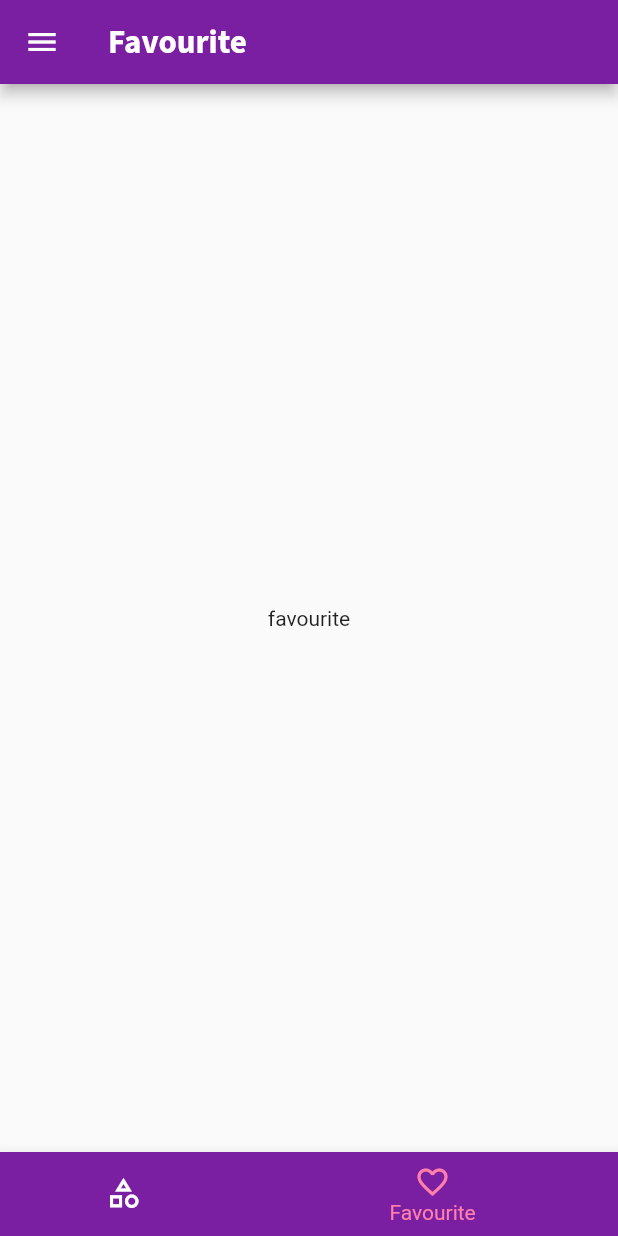
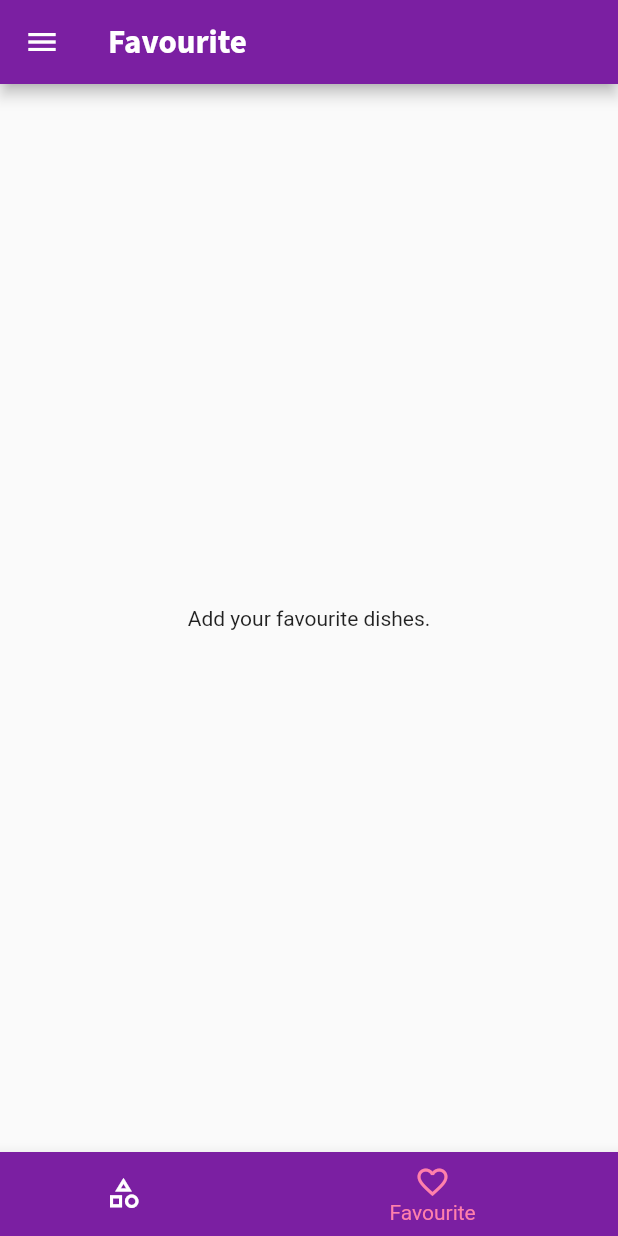
Before and after one commit to azutsavv/meal_app, a Flutter app: the screen it shows after launch, item 2 of the bottom bar chosen, on a phone screen of 412 x 824 dp. Run offline on Flutter 3.47's test engine with Material 2 defaults, Android fonts, the light colour scheme and no system bars; our stand-ins replace google_fonts.

Commit message:
app Completion

```diff
--- a/lib/main.dart
+++ b/lib/main.dart
@@ -20,14 +20,16 @@ class MyApp extends StatefulWidget {
 class _MyAppState extends State<MyApp> {
   // This widget is the root of your application.
 
-  Map<String, bool> _filter= {
-    'gluten': false ,
+  Map<String, bool> _filter = {
+    'gluten': false,
     'lactose': false,
     'vagan': false,
     'vegetarian': false,
   };
 
   List<Meal> _availableMeal = DUMMY_MEALS;
+
+  List<Meal> _favouriteMeal = [];
 
   void _setFilter(Map<String, bool> filterdata) {
     setState(() {
@@ -55,18 +57,38 @@ class _MyAppState extends State<MyApp> {
     });
   }
 
+  void _toogleFavourite(String mealid) {
+    final existingIndex =
+        _favouriteMeal.indexWhere((meal) => meal.id == mealid);
+
+    if (existingIndex >= 0) {
+      setState(() {
+        _favouriteMeal.removeAt(existingIndex);
+      });
+    } else {
+      setState(() {
+        _favouriteMeal.add(DUMMY_MEALS.firstWhere((meal) => meal.id == mealid));
+      });
+    }
+  }
+
+  bool _isFavouriteMeal(String id) {
+    return _favouriteMeal.any((meal) => meal.id == id);
+  }
+
   @override
   Widget build(BuildContext context) {
     return MaterialApp(
       debugShowCheckedModeBanner: false,
       initialRoute: './',
       routes: {
-        './': (context) => TabScreen(),
+        './': (context) => TabScreen(_favouriteMeal),
         FilterScreen.routeName: (context) =>
-            FilterScreen(saveFIlter: _setFilter ),
+            FilterScreen(saveFIlter: _setFilter),
         CategoryMealScreen.routeName: (context) =>
             CategoryMealScreen(_availableMeal),
-        MealDetailDcreen.routeName: (context) => MealDetailDcreen(),
+        MealDetailDcreen.routeName: (context) =>
+            MealDetailDcreen(_toogleFavourite,_isFavouriteMeal),
       },
     );
   }
--- a/lib/screens/catogory_screen_meals.dart
+++ b/lib/screens/catogory_screen_meals.dart
@@ -61,7 +61,7 @@ class _CategoryMealScreenState extends State<CategoryMealScreen> {
                 duration: displayitem[index].duration,
                 affordability: displayitem[index].affordability,
                 complexity: displayitem[index].complexity,
-                removeItem: _removeMeal);
+              );
           },
           itemCount: displayitem.length,
         ),
--- a/lib/screens/favourite_screen.dart
+++ b/lib/screens/favourite_screen.dart
@@ -1,12 +1,32 @@
 import 'package:flutter/material.dart';
 import 'package:flutter/src/widgets/framework.dart';
 import 'package:flutter/src/widgets/placeholder.dart';
+import 'package:meal_app_navigation/models/meal.dart';
+
+import '../widgets/meal_item.dart';
 
 class FavouriteScreen extends StatelessWidget {
-  const FavouriteScreen({super.key});
+  List<Meal> favouriteMeal;
+  FavouriteScreen(this.favouriteMeal);
 
   @override
   Widget build(BuildContext context) {
-    return const Center(child: Text('favourite'),);
+    if (favouriteMeal.isEmpty) {
+      return const Center(
+        child: Text('Add your favourite dishes.'),
+      );
+    } else {
+      return ListView.builder(
+          itemBuilder: (ctx, index) {
+            return MealItem(
+                id: favouriteMeal[index].id,
+                title: favouriteMeal[index].title,
+                imgurl: favouriteMeal[index].imageUrl,
+                duration: favouriteMeal[index].duration,
+                affordability: favouriteMeal[index].affordability,
+                complexity: favouriteMeal[index].complexity);
+          },
+          itemCount: favouriteMeal.length);
+    }
   }
 }
--- a/lib/screens/tabs_screen.dart
+++ b/lib/screens/tabs_screen.dart
@@ -3,21 +3,30 @@ import 'package:meal_app_navigation/fonts/fonts.dart';
 import 'package:meal_app_navigation/screens/category_scree.dart';
 import 'package:meal_app_navigation/screens/favourite_screen.dart';
 import 'package:meal_app_navigation/widgets/main_Drawer.dart';
+import '../models/meal.dart';
 
 class TabScreen extends StatefulWidget {
-  const TabScreen({super.key});
+  TabScreen(this.favouriteMeal);
+  List<Meal>favouriteMeal;
 
   @override
   State<TabScreen> createState() => _TabScreenState();
 }
 
 class _TabScreenState extends State<TabScreen> {
-  final List<Map<String,dynamic>> _Pages = [
-    {'pages': const categoryScreen() , 'title' : 'Category'},
-    {'pages' : const FavouriteScreen(),'title' : 'Favourite'},
+ late List<Map<String, dynamic>> _Pages;
+  int _selectedPageIndex = 0;
+
+  @override
+  void initState() {
+    _Pages  = [
+    {'pages': const categoryScreen(), 'title': 'Category'},
+    {'pages': FavouriteScreen(widget.favouriteMeal), 'title': 'Favourite'},
   ];
+    super.initState();
+  }
 
-  int _selectedPageIndex = 0;
+
 
   void _selectPage(int index) {
     setState(() {
@@ -30,31 +39,30 @@ class _TabScreenState extends State<TabScreen> {
   Widget build(BuildContext context) {
     return Scaffold(
       appBar: AppBar(
-
-        title:  title_font(
+        title: title_font(
           text: _Pages[_selectedPageIndex]['title'],
           colors: Colors.white,
         ),
         backgroundColor: Colors.purple.shade700,
       ),
       body: _Pages[_selectedPageIndex]['pages'],
-      bottomNavigationBar:
-          BottomNavigationBar(
+      bottomNavigationBar: BottomNavigationBar(
           backgroundColor: Colors.purple.shade700,
           unselectedItemColor: Colors.white,
           selectedItemColor: Colors.pinkAccent.shade100,
           currentIndex: _selectedPageIndex,
           type: BottomNavigationBarType.shifting,
           onTap: _selectPage,
-            items:  [
+          items: [
             BottomNavigationBarItem(
                 backgroundColor: Colors.purple.shade700,
-            icon: const Icon(Icons.category_outlined), label: 'Category'),
+                icon: const Icon(Icons.category_outlined),
+                label: 'Category'),
             BottomNavigationBarItem(
                 backgroundColor: Colors.purple.shade700,
-            icon: const Icon(Icons.favorite_outline), label: 'Favourite')
+                icon: const Icon(Icons.favorite_outline),
+                label: 'Favourite')
           ]),
-
       drawer: const MainDrawer(),
     );
   }
--- a/lib/widgets/meal_item.dart
+++ b/lib/widgets/meal_item.dart
@@ -9,7 +9,7 @@ class MealItem extends StatelessWidget {
   final int duration;
   final Affordability affordability;
   final Complexity complexity;
-  final Function removeItem;
+
 
   const MealItem(
       {super.key,
@@ -19,14 +19,14 @@ class MealItem extends StatelessWidget {
       required this.duration,
       required this.affordability,
       required this.complexity,
-      required this.removeItem});
+    });
 
   void SelectMeal(BuildContext context) {
     Navigator.of(context)
         .pushNamed(MealDetailDcreen.routeName, arguments: id)
         .then((result) {
       if (result != null) {
-        removeItem(result);
+      //  removeItem(result);
       }
     });
   }
```
Also changed, not shown: lib/screens/meal_detail_screen.dart (+6 -6 lines). Lines whose indentation alone changed are shown as unchanged.
